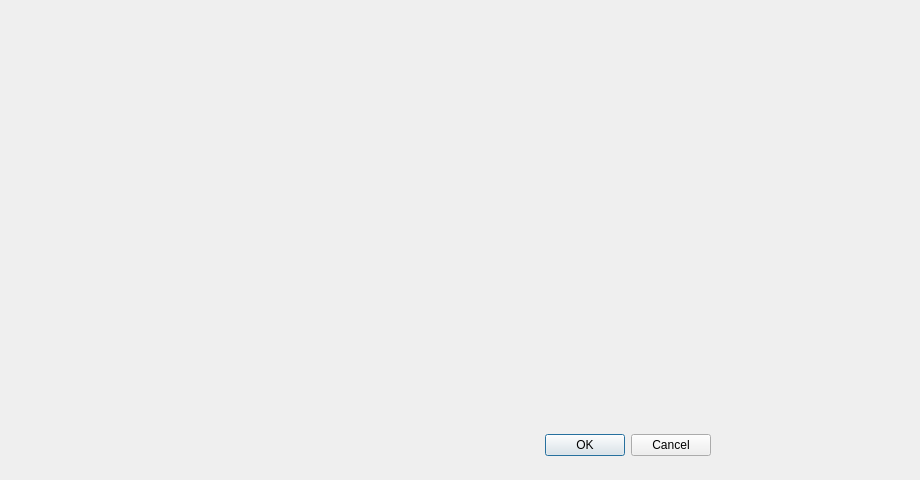
This is instrucciones.ui in serendipity-com/Mario as Qt 5 draws it before an edit. The edited form follows.
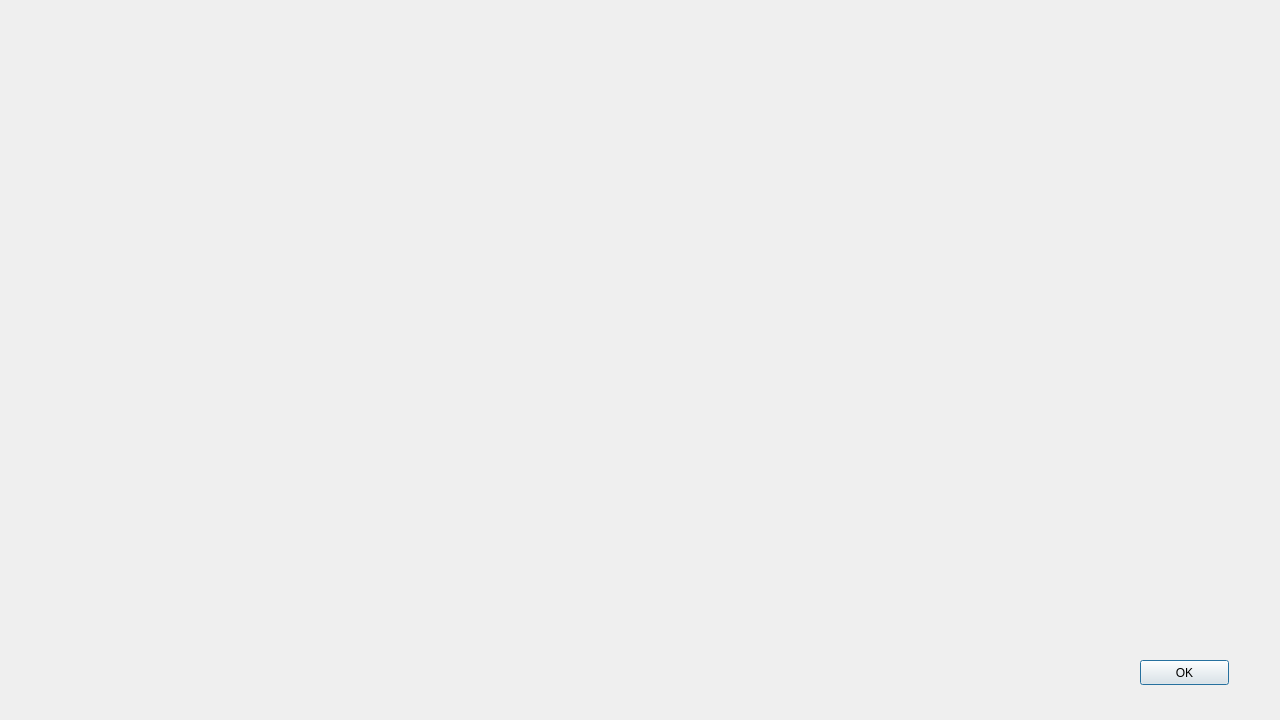
This is the edited form. Icons and pictures are not drawn.

```diff
--- a/instrucciones.ui
+++ b/instrucciones.ui
@@ -6,28 +6,41 @@
    <rect>
     <x>0</x>
     <y>0</y>
-    <width>920</width>
-    <height>480</height>
+    <width>1280</width>
+    <height>720</height>
    </rect>
   </property>
   <property name="windowTitle">
    <string>Dialog</string>
   </property>
-  <widget class="QDialogButtonBox" name="Botones">
+  <widget class="QPushButton" name="OK">
    <property name="geometry">
     <rect>
-     <x>200</x>
-     <y>420</y>
-     <width>511</width>
-     <height>51</height>
+     <x>1140</x>
+     <y>660</y>
+     <width>89</width>
+     <height>25</height>
     </rect>
    </property>
-   <property name="orientation">
-    <enum>Qt::Horizontal</enum>
+   <property name="text">
+    <string>OK</string>
    </property>
-   <property name="standardButtons">
-    <set>QDialogButtonBox::Cancel|QDialogButtonBox::Ok</set>
+  </widget>
+  <widget class="QLabel" name="label">
+   <property name="geometry">
+    <rect>
+     <x>0</x>
+     <y>0</y>
+     <width>1280</width>
+     <height>720</height>
+    </rect>
    </property>
+   <property name="styleSheet">
+    <string notr="true">border-image: url(:/Imagenes/instrucciones.png);</string>
+   </property>
+   <property name="text">
+    <string/>
+   </property>
   </widget>
  </widget>
  <resources/>
```
Left out of the diff: 37 changed lines with no effect on the pictures.
